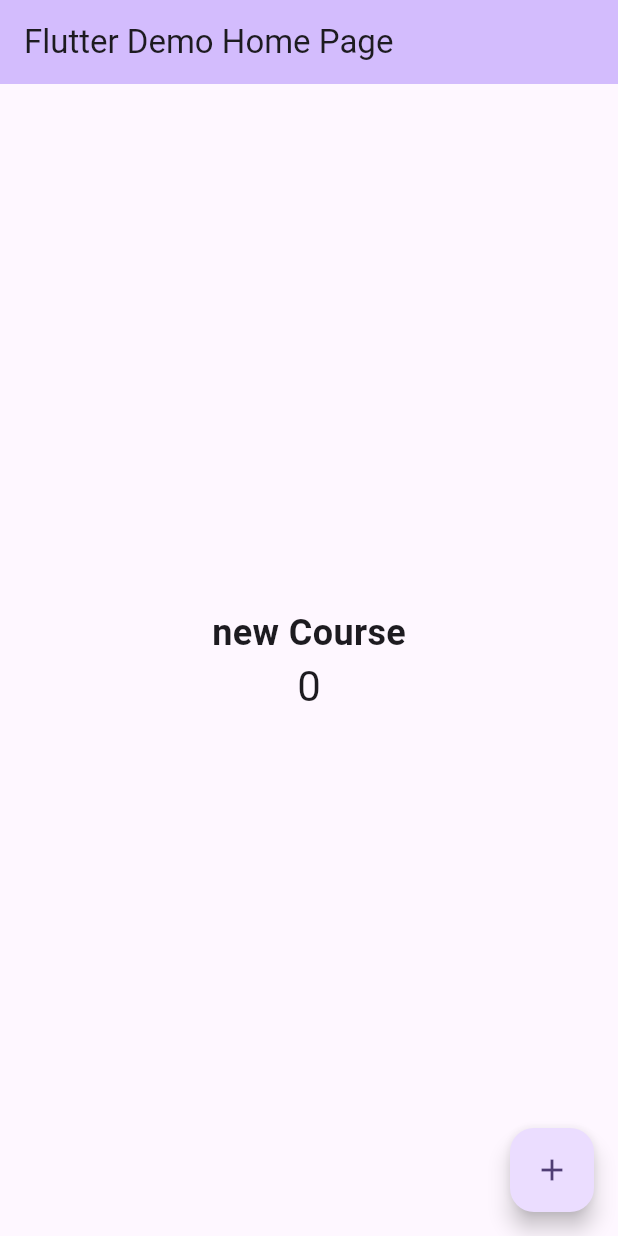
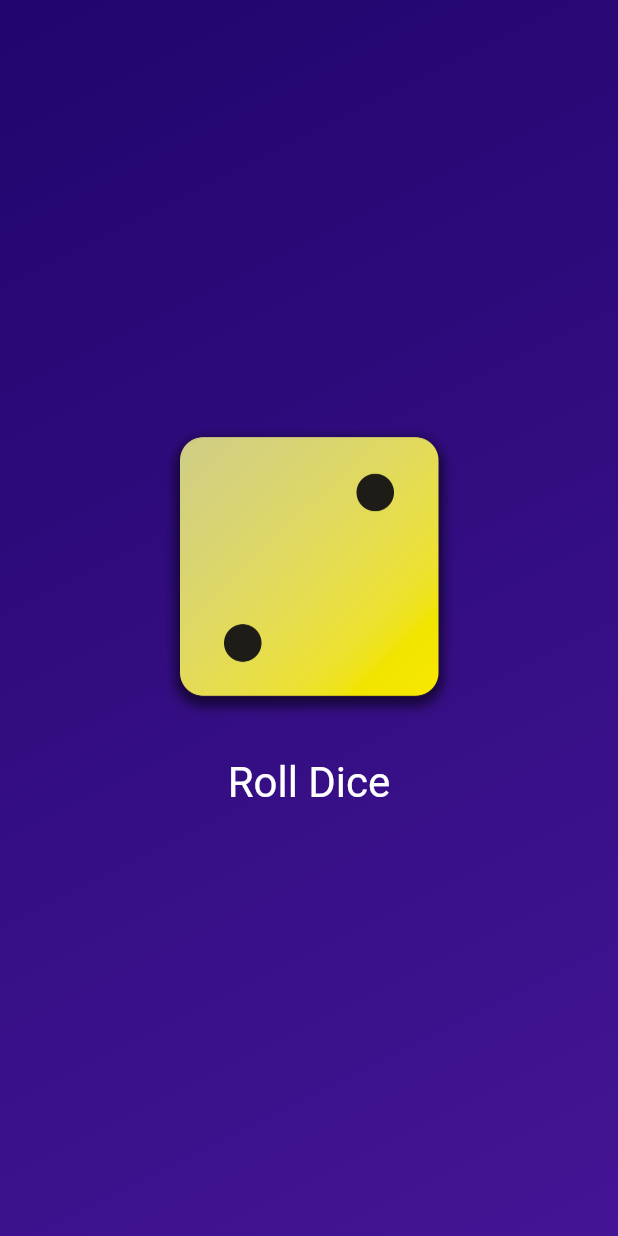
Before and after one commit to Ivan-Lyzen/flutter-lesson.io, a Flutter app: the screen it shows after launch, on a phone screen of 412 x 824 dp. Run offline on Flutter 3.47's test engine with Material 3 defaults, Android fonts, the phone set to English and light mode, and no system bars.

Commit message:
Dice Rolle app

```diff
--- /dev/null
+++ b/first_app/lib/dice_roller.dart
@@ -0,0 +1,49 @@
+import 'package:flutter/material.dart';
+import 'dart:math';
+
+final randomizer = Random();
+
+class DiceRoller extends StatefulWidget {
+  const DiceRoller({super.key});
+
+  @override
+  State<DiceRoller> createState() {
+    return _DiceRollerState();
+  }
+}
+
+class _DiceRollerState extends State<DiceRoller> {
+  var currentDiceRoll = 2;
+
+  void rollDice() {
+    // var diceRoll = Random().nextInt(6) + 1; // 0 <> 5
+    setState(() {
+      currentDiceRoll = randomizer.nextInt(6) + 1;
+    });
+  }
+
+  @override
+  Widget build(context) {
+    return Column(
+      mainAxisSize: MainAxisSize.min,
+      children: [
+        Image.asset(
+          'assets/images/dice-$currentDiceRoll.png',
+          width: 200,
+        ),
+        const SizedBox(
+          height: 20,
+        ),
+        TextButton(
+            onPressed: rollDice,
+            style: TextButton.styleFrom(
+                // padding: const EdgeInsets.only(top: 50),
+                foregroundColor: Colors.white,
+                textStyle: const TextStyle(
+                  fontSize: 28,
+                )),
+            child: const Text('Roll Dice'))
+      ],
+    );
+  }
+}
--- /dev/null
+++ b/first_app/lib/gradient_container.dart
@@ -0,0 +1,30 @@
+import 'package:first_app/dice_roller.dart';
+import 'package:flutter/material.dart';
+// import 'package:first_app/styled_text.dart';
+
+const startAlignment = Alignment.topLeft;
+const endAlignment = Alignment.bottomRight;
+
+class GradientContainer extends StatelessWidget {
+  const GradientContainer(this.color1, this.color2, {super.key});
+
+  const GradientContainer.purple({super.key})
+      : color1 = Colors.deepPurple,
+        color2 = Colors.indigo;
+  // final List<Color> colors;
+  final Color color1;
+  final Color color2;
+
+  @override
+  Widget build(context) {
+    return Container(
+      decoration: BoxDecoration(
+        gradient: LinearGradient(
+            colors: [color1, color2], begin: startAlignment, end: endAlignment),
+      ),
+      child: Center(
+        child: DiceRoller(),
+      ),
+    );
+  }
+}
--- a/first_app/lib/main.dart
+++ b/first_app/lib/main.dart
@@ -1,127 +1,13 @@
+import 'package:first_app/gradient_container.dart';
 import 'package:flutter/material.dart';
 
 void main() {
-  runApp(const MyApp());
+  runApp(
+    const MaterialApp(
+      home: Scaffold(
+        body: GradientContainer(
+            Color.fromARGB(255, 33, 5, 109), Color.fromARGB(255, 68, 21, 149)),
+      ),
+    ),
+  );
 }
-
-class MyApp extends StatelessWidget {
-  const MyApp({super.key});
-
-  // This widget is the root of your application.
-  @override
-  Widget build(BuildContext context) {
-    return MaterialApp(
-      title: 'Flutter Demo',
-      theme: ThemeData(
-        // This is the theme of your application.
-        //
-        // TRY THIS: Try running your application with "flutter run". You'll see
-        // the application has a purple toolbar. Then, without quitting the app,
-        // try changing the seedColor in the colorScheme below to Colors.green
-        // and then invoke "hot reload" (save your changes or press the "hot
-        // reload" button in a Flutter-supported IDE, or press "r" if you used
-        // the command line to start the app).
-        //
-        // Notice that the counter didn't reset back to zero; the application
-        // state is not lost during the reload. To reset the state, use hot
-        // restart instead.
-        //
-        // This works for code too, not just values: Most code changes can be
-        // tested with just a hot reload.
-        colorScheme: ColorScheme.fromSeed(seedColor: Colors.deepPurple),
-        useMaterial3: true,
-      ),
-      home: const MyHomePage(title: 'Flutter Demo Home Page'),
-    );
-  }
-}
-
-class MyHomePage extends StatefulWidget {
-  const MyHomePage({super.key, required this.title});
-
-  // This widget is the home page of your application. It is stateful, meaning
-  // that it has a State object (defined below) that contains fields that affect
-  // how it looks.
-
-  // This class is the configuration for the state. It holds the values (in this
-  // case the title) provided by the parent (in this case the App widget) and
-  // used by the build method of the State. Fields in a Widget subclass are
-  // always marked "final".
-
-  final String title;
-
-  @override
-  State<MyHomePage> createState() => _MyHomePageState();
-}
-
-class _MyHomePageState extends State<MyHomePage> {
-  int _counter = 0;
-
-  void _incrementCounter() {
-    setState(() {
-      // This call to setState tells the Flutter framework that something has
-      // changed in this State, which causes it to rerun the build method below
-      // so that the display can reflect the updated values. If we changed
-      // _counter without calling setState(), then the build method would not be
-      // called again, and so nothing would appear to happen.
-      _counter++;
-    });
-  }
-
-  @override
-  Widget build(BuildContext context) {
-    // This method is rerun every time setState is called, for instance as done
-    // by the _incrementCounter method above.
-    //
-    // The Flutter framework has been optimized to make rerunning build methods
-    // fast, so that you can just rebuild anything that needs updating rather
-    // than having to individually change instances of widgets.
-    return Scaffold(
-      appBar: AppBar(
-        // TRY THIS: Try changing the color here to a specific color (to
-        // Colors.amber, perhaps?) and trigger a hot reload to see the AppBar
-        // change color while the other colors stay the same.
-        backgroundColor: Theme.of(context).colorScheme.inversePrimary,
-        // Here we take the value from the MyHomePage object that was created by
-        // the App.build method, and use it to set our appbar title.
-        title: Text(widget.title),
-      ),
-      body: Center(
-        // Center is a layout widget. It takes a single child and positions it
-        // in the middle of the parent.
-        child: Column(
-          // Column is also a layout widget. It takes a list of children and
-          // arranges them vertically. By default, it sizes itself to fit its
-          // children horizontally, and tries to be as tall as its parent.
-          //
-          // Column has various properties to control how it sizes itself and
-          // how it positions its children. Here we use mainAxisAlignment to
-          // center the children vertically; the main axis here is the vertical
-          // axis because Columns are vertical (the cross axis would be
-          // horizontal).
-          //
-          // TRY THIS: Invoke "debug painting" (choose the "Toggle Debug Paint"
-          // action in the IDE, or press "p" in the console), to see the
-          // wireframe for each widget.
-          mainAxisAlignment: MainAxisAlignment.center,
-          children: <Widget>[
-            const Text('new Course',
-                style: TextStyle(
-                  fontSize: 24,
-                  fontWeight: FontWeight.bold,
-                )),
-            Text(
-              '$_counter',
-              style: Theme.of(context).textTheme.headlineMedium,
-            ),
-          ],
-        ),
-      ),
-      floatingActionButton: FloatingActionButton(
-        onPressed: _incrementCounter,
-        tooltip: 'Increment',
-        child: const Icon(Icons.add),
-      ), // This trailing comma makes auto-formatting nicer for build methods.
-    );
-  }
-}
```
Also changed, not shown: first_app/lib/empty.dart (added, +129 -0 lines), first_app/lib/styled_text.dart (added, +15 -0 lines), first_app/pubspec.yaml (+8 -6 lines), first_app/assets/images/dice-1.png (added), first_app/assets/images/dice-2.png (added), first_app/assets/images/dice-3.png (added), first_app/assets/images/dice-4.png (added), first_app/assets/images/dice-5.png (added), first_app/assets/images/dice-6.png (added).
